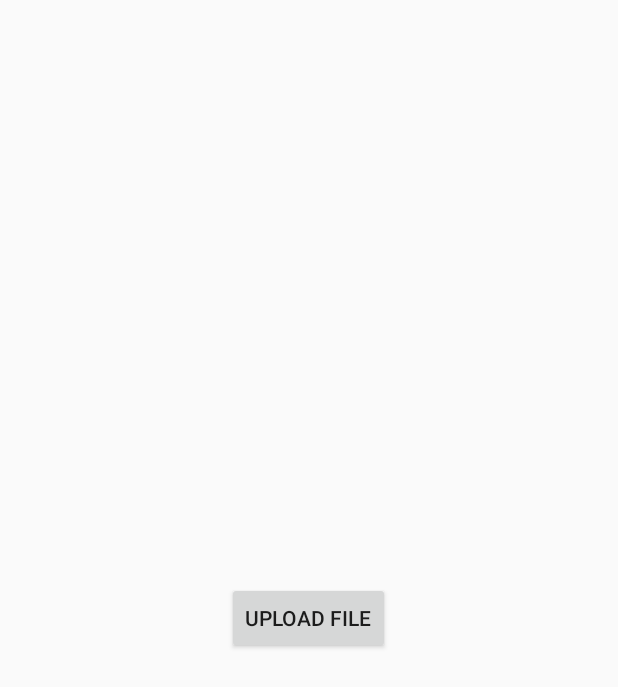
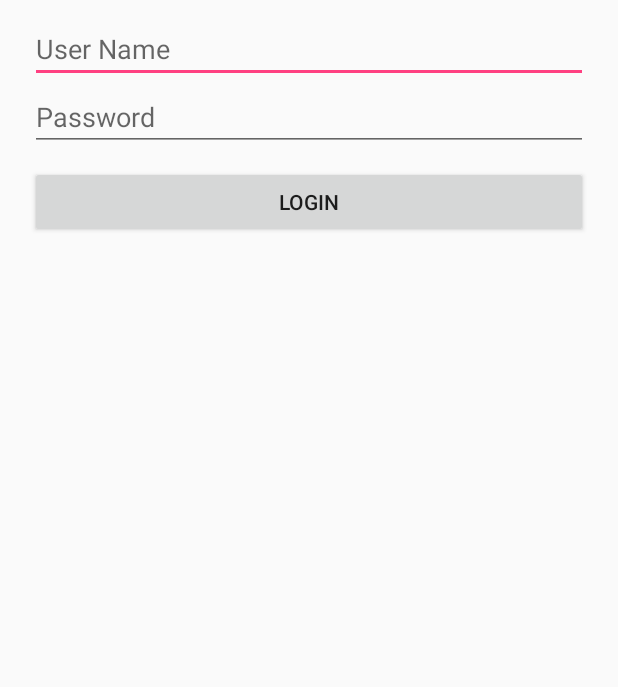
Before and after one commit to rahulkumarit/file_upload_and_retrofit, an Android app: the screen it shows after launch (MainActivity before the commit, LoginActivity after it), on a phone screen of 412 x 824 dp. Shown: the top 687 px of the screen. Run offline under Robolectric (Android 15) with nearby library versions, the phone set to English and light mode, and no system bars.

Commit message:
working progress on retrofit

```diff
--- a/app/build.gradle
+++ b/app/build.gradle
@@ -20,6 +20,10 @@ android {
             proguardFiles getDefaultProguardFile('proguard-android.txt'), 'proguard-rules.pro'
         }
     }
+    compileOptions {
+        targetCompatibility 1.8
+        sourceCompatibility 1.8
+    }
 }
 
 dependencies {
--- a/app/src/main/java/com/fileupload/adapters/MoviesAdapter.java
+++ b/app/src/main/java/com/fileupload/adapters/MoviesAdapter.java
@@ -12,7 +12,7 @@ import android.widget.LinearLayout;
 import android.widget.TextView;
 
 import com.fileupload.R;
-import com.fileupload.retrofitnew.Movie;
+import com.fileupload.retrofit.Movie;
 
 import java.util.List;
 
--- a/app/src/main/java/com/fileupload/retrofit/ApiInterface.java
+++ b/app/src/main/java/com/fileupload/retrofit/ApiInterface.java
@@ -1,22 +1,25 @@
-package com.fileupload.retrofitnew;
+package com.fileupload.retrofit;
 /**
  * Created by SONI on 9/29/2018.
  */
 
 
+import com.fileupload.models.Login;
 import com.fileupload.models.User;
-
 import java.util.Map;
-
+import okhttp3.MultipartBody;
 import okhttp3.RequestBody;
+import okhttp3.ResponseBody;
 import retrofit2.Call;
 import retrofit2.http.Field;
 import retrofit2.http.FieldMap;
 import retrofit2.http.FormUrlEncoded;
 import retrofit2.http.GET;
+import retrofit2.http.Headers;
 import retrofit2.http.Multipart;
 import retrofit2.http.POST;
 import retrofit2.http.Part;
+import retrofit2.http.PartMap;
 import retrofit2.http.Path;
 import retrofit2.http.Query;
 
@@ -38,8 +41,15 @@ public interface ApiInterface {
     Call<User> updateUser(@Part("photo") RequestBody photo, @Part("description") RequestBody description);
 
     @FormUrlEncoded
-    @POST("/things")
-    Call<User> things(@FieldMap Map<String, String> fields);
+    @POST("LoginNew.php/")
+    Call<Login> Login(@FieldMap Map<String, String> fields);
+
+    @Multipart
+    @POST("uploadNew.php")
+    Call<ResponseBody> postImage(@Part MultipartBody.Part image, @PartMap Map<String, RequestBody> map);
+
+
+
 
 
 }
--- a/app/src/main/java/com/fileupload/retrofit/LoginActivity.java
+++ b/app/src/main/java/com/fileupload/retrofit/LoginActivity.java
@@ -1,7 +1,112 @@
 package com.fileupload.retrofit;
+
+import android.os.Bundle;
+import android.support.annotation.Nullable;
+import android.support.v7.app.AppCompatActivity;
+import android.text.TextUtils;
+import android.util.Log;
+import android.widget.Button;
+import android.widget.EditText;
+import android.widget.Toast;
+
+import com.fileupload.EndPoints;
+import com.fileupload.R;
+import com.fileupload.models.Login;
+
+import org.json.JSONObject;
+
+import java.io.IOException;
+import java.util.HashMap;
+import java.util.Map;
+
+import okhttp3.MediaType;
+import okhttp3.MultipartBody;
+import okhttp3.OkHttpClient;
+import okhttp3.RequestBody;
+import okhttp3.ResponseBody;
+import okhttp3.logging.HttpLoggingInterceptor;
+import retrofit2.Call;
+import retrofit2.Callback;
+import retrofit2.Response;
+import retrofit2.Retrofit;
+
 /**
  * Created by SONI on 9/30/2018.
  */
 
-public    class LoginActivity   {
+public class LoginActivity extends AppCompatActivity {
+
+    private EditText edtUserName, edtUPassword;
+    private Button btnLogin;
+
+    @Override
+    protected void onCreate(@Nullable Bundle savedInstanceState) {
+        super.onCreate(savedInstanceState);
+        setContentView(R.layout.activity_login);
+        try {
+            initCopnent();
+        } catch (Exception e) {
+            e.printStackTrace();
+        }
+    }
+
+    private void initCopnent() {
+        edtUserName = findViewById(R.id.edtUserName);
+        edtUPassword = findViewById(R.id.edtUPassword);
+        btnLogin = findViewById(R.id.btnLogin);
+        btnLogin.setOnClickListener(v -> {
+            codeForLogin();
+        });
+    }
+
+    private void codeForLogin() {
+        String userName = edtUserName.getText().toString().trim();
+        String password = edtUPassword.getText().toString().trim();
+
+        if (TextUtils.isEmpty(userName)) {
+            Toast.makeText(LoginActivity.this, "eneter user name", Toast.LENGTH_SHORT).show();
+        } else if (TextUtils.isEmpty(password)) {
+            Toast.makeText(LoginActivity.this, "eneter password", Toast.LENGTH_SHORT).show();
+        } else {
+            wsCalling(userName, password);
+        }
+    }
+
+    //Ws calling for login
+    private void wsCalling(String userName, String password) {
+
+        // Change base URL to your upload server URL.
+
+        ApiInterface apiInterface = ApiClient.getClient().create(ApiInterface.class);
+        Map<String, String> map = new HashMap<>();
+        map.put("UserName", userName);
+        map.put("Password", password);
+
+        retrofit2.Call<Login> req = apiInterface.Login(map);
+
+        req.enqueue(new Callback<Login>() {
+            @Override
+            public void onResponse(Call<Login> call, Response<Login> response) {
+                try {
+
+                    Log.e("Login Response:", "" + response.body());
+                    Toast.makeText(LoginActivity.this, "response:" + response.body(), Toast.LENGTH_SHORT).show();
+
+                } catch (Exception e) {
+                    e.printStackTrace();
+                }
+            }
+
+            @Override
+            public void onFailure(Call<Login> call, Throwable t) {
+                t.printStackTrace();
+                Toast.makeText(LoginActivity.this, "failure response", Toast.LENGTH_SHORT).show();
+
+            }
+        });
+
+
+    }
+
+
 }
--- a/app/src/main/java/com/fileupload/retrofit/MainActivity.java
+++ b/app/src/main/java/com/fileupload/retrofit/MainActivity.java
@@ -34,7 +34,7 @@ public class MainActivity extends AppCompatActivity {
 
     public static final int PICK_IMAGE = 100;
 
-    Service service;
+    ApiInterface service;
 
     @Override
     protected void onCreate(Bundle savedInstanceState) {
@@ -47,7 +47,7 @@ public class MainActivity extends AppCompatActivity {
         interceptor.setLevel(HttpLoggingInterceptor.Level.BODY);
         OkHttpClient client = new OkHttpClient.Builder().addInterceptor(interceptor).build();
         // Change base URL to your upload server URL.
-        service = new Retrofit.Builder().baseUrl(EndPoints.ROOT_URL).client(client).build().create(Service.class);
+        service = new Retrofit.Builder().baseUrl(EndPoints.ROOT_URL).client(client).build().create(ApiInterface.class);
 
         if (btn != null) {
             btn.setOnClickListener(new View.OnClickListener() {
--- a/app/src/main/java/com/fileupload/retrofit/Movie.java
+++ b/app/src/main/java/com/fileupload/retrofit/Movie.java
@@ -1,4 +1,4 @@
-package com.fileupload.retrofitnew;
+package com.fileupload.retrofit;
 /**
  * Created by SONI on 9/29/2018.
  */
--- a/app/src/main/java/com/fileupload/retrofit/MoviesResponse.java
+++ b/app/src/main/java/com/fileupload/retrofit/MoviesResponse.java
@@ -1,4 +1,4 @@
-package com.fileupload.retrofitnew;
+package com.fileupload.retrofit;
 /**
  * Created by SONI on 9/29/2018.
  */
--- a/app/src/main/java/com/fileupload/retrofit/RetrofitActivityNew.java
+++ b/app/src/main/java/com/fileupload/retrofit/RetrofitActivityNew.java
@@ -1,7 +1,6 @@
-package com.fileupload.retrofitnew;
+package com.fileupload.retrofit;
 
 import android.os.Bundle;
-import android.support.annotation.Nullable;
 import android.support.v7.app.AppCompatActivity;
 import android.support.v7.widget.LinearLayoutManager;
 import android.support.v7.widget.RecyclerView;
--- a/app/src/main/res/layout/activity_login.xml
+++ b/app/src/main/res/layout/activity_login.xml
@@ -1,6 +1,33 @@
 <?xml version="1.0" encoding="utf-8"?>
 <LinearLayout xmlns:android="http://schemas.android.com/apk/res/android"
-    android:orientation="vertical" android:layout_width="match_parent"
-    android:layout_height="match_parent">
+    android:layout_width="match_parent"
+    android:layout_height="match_parent"
+    android:layout_marginLeft="20sp"
+    android:layout_marginRight="20dp"
+    android:orientation="vertical"
+    android:paddingTop="10dp">
+
+    <EditText
+        android:id="@+id/edtUserName"
+        android:layout_width="match_parent"
+        android:layout_height="wrap_content"
+        android:hint="User Name" />
+
+
+    <EditText
+        android:id="@+id/edtUPassword"
+        android:layout_width="match_parent"
+        android:layout_height="wrap_content"
+        android:hint="Password"
+        android:inputType="textPassword" />
+
+
+    <Button
+        android:id="@+id/btnLogin"
+        android:layout_width="match_parent"
+        android:layout_height="wrap_content"
+        android:layout_marginTop="10dp"
+        android:text="Login" />
+
 
 </LinearLayout>
```
Also changed, not shown: app/src/main/AndroidManifest.xml (+13 -6 lines), app/src/main/java/com/fileupload/models/Login.java (added, +33 -0 lines), app/src/main/java/com/fileupload/retrofit/ApiClient.java (+14 -4 lines).
